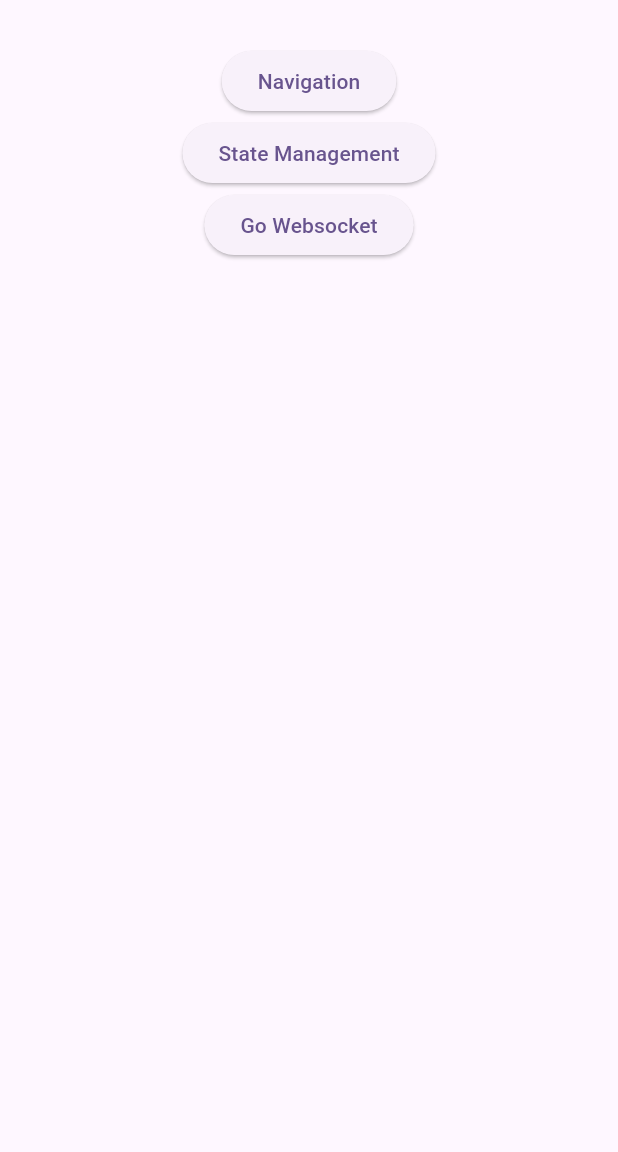
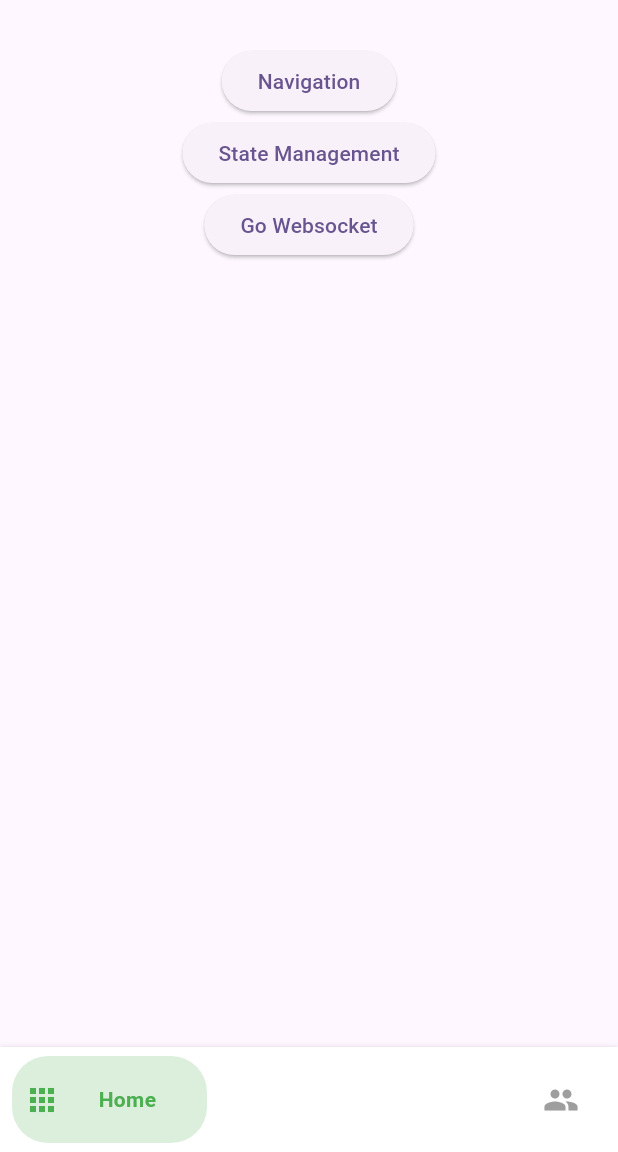
Before and after one commit to duliu3/Flutter_GetX-in-use, a Flutter app: the screen it shows after launch, on a phone screen of 412 x 824 dp, the part 84-1236 px from its top. Run offline on Flutter 3.47's test engine with Material 2 defaults, Android fonts, the phone set to English and light mode, and no system bars; our stand-ins replace get.

Commit message:
bottom bar

```diff
--- /dev/null
+++ b/lib/CustomAnimatedBottomBar.dart
@@ -0,0 +1,177 @@
+/// @author Alex
+/// @date 2023/7/28
+/// @Description:
+import 'package:flutter/material.dart';
+import 'package:flutter/widgets.dart';
+
+class CustomAnimatedBottomBar extends StatelessWidget {
+
+  CustomAnimatedBottomBar({
+    Key? key,
+    this.selectedIndex = 0,
+    this.showElevation = true,
+    this.iconSize = 24,
+    this.backgroundColor,
+    this.itemCornerRadius = 50,
+    this.containerHeight = 56,
+    this.animationDuration = const Duration(milliseconds: 270),
+    this.mainAxisAlignment = MainAxisAlignment.spaceBetween,
+    required this.items,
+    required this.onItemSelected,
+    this.curve = Curves.linear,
+  }) : assert(items.length >= 2 && items.length <= 5),
+        super(key: key);
+
+  final int selectedIndex;
+  final double iconSize;
+  final Color? backgroundColor;
+  final bool showElevation;
+  final Duration animationDuration;
+  final List<BottomNavyBarItem> items;
+  final ValueChanged<int> onItemSelected;
+  final MainAxisAlignment mainAxisAlignment;
+  final double itemCornerRadius;
+  final double containerHeight;
+  final Curve curve;
+
+  @override
+  Widget build(BuildContext context) {
+    final bgColor = backgroundColor ?? Theme.of(context).bottomAppBarColor;
+
+    return Container(
+      decoration: BoxDecoration(
+        color: bgColor,
+        boxShadow: [
+          if (showElevation)
+            const BoxShadow(
+              color: Colors.black12,
+              blurRadius: 2,
+            ),
+        ],
+      ),
+      child: SafeArea(
+        child: Container(
+          width: double.infinity,
+          height: containerHeight,
+          padding: const EdgeInsets.symmetric(vertical: 6, horizontal: 8),
+          child: Row(
+            mainAxisAlignment: mainAxisAlignment,
+            children: items.map((item) {
+              var index = items.indexOf(item);
+              return GestureDetector(
+                onTap: () => onItemSelected(index),
+                child: _ItemWidget(
+                  item: item,
+                  iconSize: iconSize,
+                  isSelected: index == selectedIndex,
+                  backgroundColor: bgColor,
+                  itemCornerRadius: itemCornerRadius,
+                  animationDuration: animationDuration,
+                  curve: curve,
+                ),
+              );
+            }).toList(),
+          ),
+        ),
+      ),
+    );
+  }
+}
+
+class _ItemWidget extends StatelessWidget {
+  final double iconSize;
+  final bool isSelected;
+  final BottomNavyBarItem item;
+  final Color backgroundColor;
+  final double itemCornerRadius;
+  final Duration animationDuration;
+  final Curve curve;
+
+  const _ItemWidget({
+    Key? key,
+    required this.item,
+    required this.isSelected,
+    required this.backgroundColor,
+    required this.animationDuration,
+    required this.itemCornerRadius,
+    required this.iconSize,
+    this.curve = Curves.linear,
+  })  : super(key: key);
+
+  @override
+  Widget build(BuildContext context) {
+    return Semantics(
+      container: true,
+      selected: isSelected,
+      child: AnimatedContainer(
+        width: isSelected ? 130 : 50,
+        height: double.maxFinite,
+        duration: animationDuration,
+        curve: curve,
+        decoration: BoxDecoration(
+          color:
+          isSelected ? item.activeColor.withOpacity(0.2) : backgroundColor,
+          borderRadius: BorderRadius.circular(itemCornerRadius),
+        ),
+        child: SingleChildScrollView(
+          scrollDirection: Axis.horizontal,
+          physics: NeverScrollableScrollPhysics(),
+          child: Container(
+            width: isSelected ? 130 : 50,
+            padding: EdgeInsets.symmetric(horizontal: 8),
+            child: Row(
+              mainAxisSize: MainAxisSize.max,
+              mainAxisAlignment: MainAxisAlignment.start,
+              crossAxisAlignment: CrossAxisAlignment.center,
+              children: <Widget>[
+                IconTheme(
+                  data: IconThemeData(
+                    size: iconSize,
+                    color: isSelected
+                        ? item.activeColor.withOpacity(1)
+                        : item.inactiveColor == null
+                        ? item.activeColor
+                        : item.inactiveColor,
+                  ),
+                  child: item.icon,
+                ),
+                if (isSelected)
+                  Expanded(
+                    child: Container(
+                      padding: EdgeInsets.symmetric(horizontal: 4),
+                      child: DefaultTextStyle.merge(
+                        style: TextStyle(
+                          color: item.activeColor,
+                          fontWeight: FontWeight.bold,
+                        ),
+                        maxLines: 1,
+                        textAlign: item.textAlign,
+                        child: item.title,
+                      ),
+                    ),
+                  ),
+              ],
+            ),
+          ),
+        ),
+      ),
+    );
+  }
+}
+class BottomNavyBarItem {
+
+  BottomNavyBarItem({
+    required this.icon,
+    required this.title,
+    this.activeColor = Colors.blue,
+    this.textAlign,
+    this.inactiveColor,
+  });
+
+  final Widget icon;
+  final Widget title;
+  final Color activeColor;
+  final Color? inactiveColor;
+  final TextAlign? textAlign;
+
+}
--- /dev/null
+++ b/lib/features/features_page.dart
@@ -0,0 +1,56 @@
+import 'package:flutter/cupertino.dart';
+import 'package:flutter/material.dart';
+import 'package:get/get.dart';
+import 'package:get/get_core/src/get_main.dart';
+import '../page.dart';
+import '../state/state.dart';
+import '../websocket_control.dart';
+
+/// @author Alex
+/// @date 2023/7/28
+/// @Description:
+class FeaturesPage extends StatelessWidget {
+  const FeaturesPage({super.key});
+
+  @override
+  Widget build(BuildContext context) {
+    return Scaffold(
+      body: Center(
+        child: Column(
+          children: [
+            SizedBox(height: 30),
+            ElevatedButton(
+              onPressed: () {
+                // Way 1
+                // Get.to(() => PageOne());
+                // Way 2
+                Navigator.of(context).push(
+                  MaterialPageRoute(
+                    builder: (context) => PageOne(),
+                    settings: RouteSettings(name: '/middle'),
+                  ),
+                );
+              },
+              child: Text('Navigation'),
+            ),
+            ElevatedButton(
+              onPressed: () {
+                Get.to(() => StatePage());
+                // Get.toNamed("/state_page");
+              },
+              child: Text('State Management'),
+            ),
+
+            ElevatedButton(
+              onPressed: () {
+                Get.to(() => WebSocketPage(url: 'wss://'));
+              },
+              child: Text('Go Websocket'),
+            ),
+          ],
+        ),
+      ),
+    );
+  }
+
+}
--- a/lib/main.dart
+++ b/lib/main.dart
@@ -1,9 +1,13 @@
 import 'package:flutter/gestures.dart';
 import 'package:flutter/material.dart';
 import 'package:flutter/services.dart';
+import 'package:flutter_getx_in_use/CustomAnimatedBottomBar.dart';
+import 'package:flutter_getx_in_use/main_controller.dart';
 import 'package:flutter_getx_in_use/page.dart';
-import 'package:flutter_getx_in_use/state.dart';
+import 'package:flutter_getx_in_use/state/state.dart';
+import 'package:flutter_getx_in_use/user/user_page.dart';
 import 'package:get/get.dart';
+import 'features/features_page.dart';
 import 'websocket_control.dart';
 
 void main() {
@@ -22,101 +26,79 @@ class MyApp extends StatelessWidget {
       theme: ThemeData(
           colorScheme: ColorScheme.fromSeed(seedColor: Colors.deepPurple),
           useMaterial3: true),
-      home: MyHomePage(),
-      routes: {
-        '/home': (context) => MyHomePage(),
-        '/pageone': (context) => PageOne(),
-        '/state_page': (context) => StatePage(),
-      },
+      home: HomePage(),
+      initialRoute: "/",
+      getPages: [
+        GetPage(name: "/", page: () => const HomePage()),
+        GetPage(name: "/features", page: () => const FeaturesPage()),
+        GetPage(name: "/user", page: () => const UserPage()),
+      ],
     );
   }
 }
 
-class MyHomePage extends StatefulWidget {
-  const MyHomePage({super.key});
+class HomePage extends StatefulWidget {
+  const HomePage({super.key});
 
   @override
-  State<MyHomePage> createState() => _MyHomePageState();
+  State<HomePage> createState() => _HomePageState();
 }
 
-class _MyHomePageState extends State<MyHomePage> {
+class _HomePageState extends State<HomePage> {
+  int _currentIndex = 0;
+  final _inactiveColor = Colors.grey;
+
   @override
   Widget build(BuildContext context) {
     return Scaffold(
           appBar: AppBar(
             backgroundColor: Theme.of(context).colorScheme.inversePrimary,
-        title: Text(
+            title: const Text(
               "GetX in use",
               style: TextStyle(color: Colors.black),
             ),
           ),
-      body: Center(
-        child: Column(
-          children: [
-            SizedBox(height: 30),
-            // RichText(
-            //     text: TextSpan(
-            //         text: 'Go and Back',
-            //         style: TextStyle(color: Colors.blue, fontSize: 30),
-            //         recognizer: TapGestureRecognizer()
-            //           ..onTap = () {
-            //             print("Websocket onTap ");
-            //             // Get.to(() => PageOne());
-            //             Navigator.of(context).push(
-            //               MaterialPageRoute(
-            //                 builder: (context) => PageOne(),
-            //                 settings: RouteSettings(name: '/middle'),
-            //               ),
-            //             );
-            //           })),
-            ElevatedButton(
-              onPressed: () {
-                // Way 1
-                // Get.to(() => PageOne());
-                // Way 2
-                Navigator.of(context).push(
-                  MaterialPageRoute(
-                    builder: (context) => PageOne(),
-                    settings: RouteSettings(name: '/middle'),
+          body: SafeArea(child: getBody()),
+          bottomNavigationBar: _buildBottomBar(),
+        );
+  }
+
+  Widget getBody() {
+    List<Widget> pages = [
+      FeaturesPage(),
+      UserPage(),
+    ];
+    return IndexedStack(
+      index: _currentIndex,
+      children: pages,
+    );
+  }
+
+  Widget _buildBottomBar() {
+    return CustomAnimatedBottomBar(
+      containerHeight: 70,
+      backgroundColor: Colors.white,
+      selectedIndex: _currentIndex,
+      showElevation: true,
+      itemCornerRadius: 24,
+      curve: Curves.easeIn,
+      onItemSelected: (index) => setState(() => _currentIndex = index),
+      items: <BottomNavyBarItem>[
+        BottomNavyBarItem(
+          icon: Icon(Icons.apps),
+          title: Text('Home'),
+          activeColor: Colors.green,
+          inactiveColor: _inactiveColor,
+          textAlign: TextAlign.center,
         ),
-                );
-              },
-              child: Text('Navigation'),
-            ),
-            ElevatedButton(
-              onPressed: () {
-                // Get.to(() => StatePage());
-                Get.toNamed("/state_page");
-              },
-              child: Text('State Management'),
-            ),
-
-            ElevatedButton(
-              onPressed: () {
-                Get.to(() => WebSocketPage(url: 'wss://'));
-              },
-              child: Text('Go Websocket'),
+        BottomNavyBarItem(
+          icon: Icon(Icons.people),
+          title: Text('Users'),
+          activeColor: Colors.purpleAccent,
+          inactiveColor: _inactiveColor,
+          textAlign: TextAlign.center,
         ),
       ],
-        ),
-      ),
     );
   }
 }
-
-class RestartButton extends StatelessWidget {
-  @override
-  Widget build(BuildContext context) {
-    return SizedBox(
-      child: ElevatedButton(
-        onPressed: () {
-          SystemChannels.platform.invokeMethod('SystemNavigator.pop');
-          // Future.delayed(Duration.zero, () {
-          //   runApp(MyApp());
-          // });
-        },
-        child: Text('Exit'),
-      ),
-    );
-  }
-}
--- /dev/null
+++ b/lib/main_controller.dart
@@ -0,0 +1,13 @@
+import 'package:get/get.dart';
+import 'package:get/get_state_manager/src/simple/get_controllers.dart';
+
+/// @author Alex
+/// @date 2023/7/28
+/// @Description:
+class MainController extends GetxController {
+  var tabIndex = 0;
+  void changeIndex(int index) {
+    tabIndex = index;
+    update();
+  }
+}
--- a/lib/page.dart
+++ b/lib/page.dart
@@ -123,7 +123,7 @@ class PageThree extends StatelessWidget {
                 onPressed: () {
                   //if u use offAll() it will pop all other pages including main page
                   // Get.offAll(() => PageOne());
-                  Get.offAll(() => const MyHomePage());
+                  Get.offAll(() => const HomePage());
                 },
                 child: const Text('Go Home'),
               ),
--- a/lib/state.dart
+++ b/lib/state/state.dart
@@ -1,6 +1,6 @@
 import 'package:flutter/cupertino.dart';
 import 'package:flutter/material.dart';
-import 'package:flutter_getx_in_use/controller.dart';
+import 'package:flutter_getx_in_use/state/state_controller.dart';
 import 'package:get/get.dart';
 
 /// @author Alex
--- /dev/null
+++ b/lib/user/user_page.dart
@@ -0,0 +1,33 @@
+import 'package:flutter/cupertino.dart';
+import 'package:flutter/material.dart';
+import 'package:get/get.dart';
+import 'package:get/get_core/src/get_main.dart';
+import '../page.dart';
+import '../state/state.dart';
+import '../websocket_control.dart';
+
+/// @author Alex
+/// @date 2023/7/28
+/// @Description:
+class UserPage extends StatelessWidget {
+  const UserPage({super.key});
+
+  @override
+  Widget build(BuildContext context) {
+    return Scaffold(
+      body: Center(
+        child: Column(
+          children: [
+            ElevatedButton(
+              onPressed: () {
+                Get.toNamed("/");
+              },
+              child: Text('ALEX'),
+            ),
+          ],
+        ),
+      ),
+    );
+  }
+
+}
--- a/lib/websocket_control.dart
+++ b/lib/websocket_control.dart
@@ -12,6 +12,7 @@ class WebSocketPage extends StatefulWidget {
   @override
   _WebSocketPageState createState() => _WebSocketPageState();
 }
+
 class _WebSocketPageState extends State<WebSocketPage> {
   bool _isConnecting = false;
   bool _isConnected = false;
@@ -40,7 +41,11 @@ class _WebSocketPageState extends State<WebSocketPage> {
         Column(
           children: [
             ElevatedButton(
-              onPressed: _isConnecting ? null : _isConnected ? _disconnect : _connect,
+              onPressed: _isConnecting
+                  ? null
+                  : _isConnected
+                      ? _disconnect
+                      : _connect,
               child: _isConnecting
                   ? const CircularProgressIndicator()
                   : Text(_isConnected ? 'Connected' : 'ReConnect'),
@@ -130,3 +135,20 @@ class _WebSocketPageState extends State<WebSocketPage> {
     }
   }
 }
+
+class RestartButton extends StatelessWidget {
+  @override
+  Widget build(BuildContext context) {
+    return SizedBox(
+      child: ElevatedButton(
+        onPressed: () {
+          SystemChannels.platform.invokeMethod('SystemNavigator.pop');
+          // Future.delayed(Duration.zero, () {
+          //   runApp(MyApp());
+          // });
+        },
+        child: Text('Exit'),
+      ),
+    );
+  }
+}
```
Also changed, not shown: lib/state/state_controller.dart (renamed from lib/controller.dart). Lines whose indentation alone changed are shown as unchanged.
